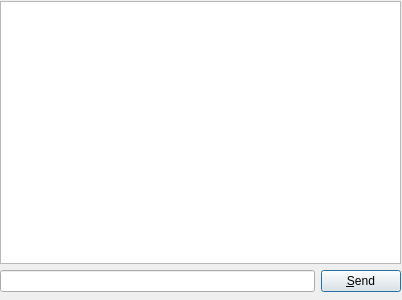
Above: src/messagedialog.ui from nikhilm/qommunicate before the change. Below: the same form after it.
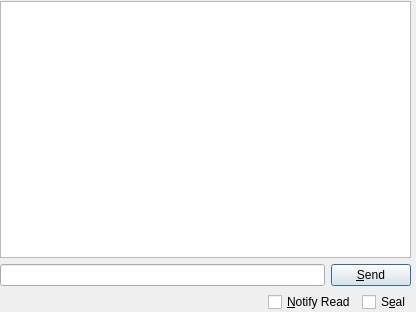
That is the form after the change.

Commit message: Added notify on read and Seal check boxes

The edit to the form file:
```diff
--- a/src/messagedialog.ui
+++ b/src/messagedialog.ui
@@ -5,23 +5,29 @@
    <rect>
     <x>0</x>
     <y>0</y>
-    <width>402</width>
-    <height>300</height>
+    <width>416</width>
+    <height>312</height>
    </rect>
   </property>
+  <property name="sizePolicy" >
+   <sizepolicy vsizetype="Preferred" hsizetype="Preferred" >
+    <horstretch>0</horstretch>
+    <verstretch>0</verstretch>
+   </sizepolicy>
+  </property>
   <property name="acceptDrops" >
    <bool>true</bool>
   </property>
-  <property name="windowTitle" >
-   <string>Chat with</string>
+  <property name="sizeGripEnabled" >
+   <bool>false</bool>
   </property>
   <widget class="QWidget" name="verticalLayoutWidget" >
    <property name="geometry" >
     <rect>
      <x>0</x>
      <y>1</y>
-     <width>401</width>
-     <height>291</height>
+     <width>411</width>
+     <height>311</height>
     </rect>
    </property>
    <layout class="QVBoxLayout" name="verticalLayout" >
@@ -65,6 +71,40 @@
       </item>
      </layout>
     </item>
+    <item>
+     <layout class="QHBoxLayout" name="horizontalLayout" >
+      <item>
+       <spacer name="horizontalSpacer" >
+        <property name="orientation" >
+         <enum>Qt::Horizontal</enum>
+        </property>
+        <property name="sizeType" >
+         <enum>QSizePolicy::Expanding</enum>
+        </property>
+        <property name="sizeHint" stdset="0" >
+         <size>
+          <width>40</width>
+          <height>20</height>
+         </size>
+        </property>
+       </spacer>
+      </item>
+      <item>
+       <widget class="QCheckBox" name="notifyReadCB" >
+        <property name="text" >
+         <string>&amp;Notify Read</string>
+        </property>
+       </widget>
+      </item>
+      <item>
+       <widget class="QCheckBox" name="sealCB" >
+        <property name="text" >
+         <string>S&amp;eal</string>
+        </property>
+       </widget>
+      </item>
+     </layout>
+    </item>
    </layout>
   </widget>
  </widget>
```
